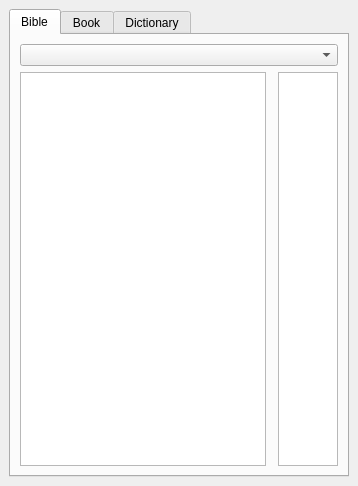
Old version of the form src/gui/panel/leftpanel/leftpanel.ui in the repository axsapronov/QSopherim.
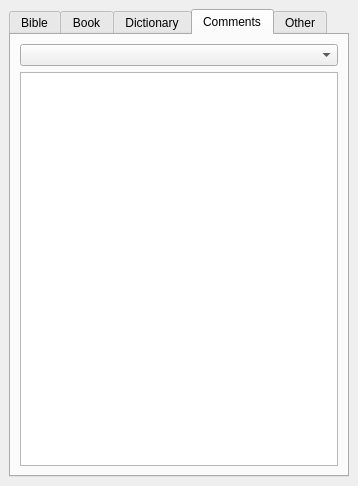
New version of the form. The open tabs and pages were chosen to show the change.

Commit message: [ADD] 1 step to add comments

The edit to the form file:
```diff
--- a/src/gui/panel/leftpanel/leftpanel.ui
+++ b/src/gui/panel/leftpanel/leftpanel.ui
@@ -208,6 +208,24 @@
         </item>
        </layout>
       </widget>
+      <widget class="QWidget" name="tabComments">
+       <attribute name="title">
+        <string>Comments</string>
+       </attribute>
+       <layout class="QGridLayout" name="gridLayout_4">
+        <item row="0" column="0">
+         <widget class="QComboBox" name="comBComments"/>
+        </item>
+        <item row="1" column="0">
+         <widget class="QTextBrowser" name="textBrComments"/>
+        </item>
+       </layout>
+      </widget>
+      <widget class="QWidget" name="tabOther">
+       <attribute name="title">
+        <string>Other</string>
+       </attribute>
+      </widget>
      </widget>
     </item>
    </layout>
```
The commit also changes 10 other files.
